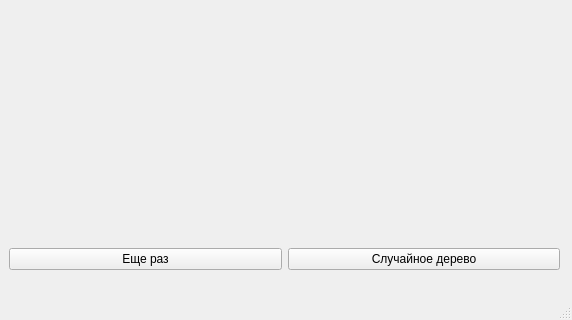
Above: mainwindow.ui from VladislavWaza/DrawedTrees before the change; both pictures show x 0 to 572 and y 350 to 670 of the 572 by 670 pixel window. Below: the same form after it.
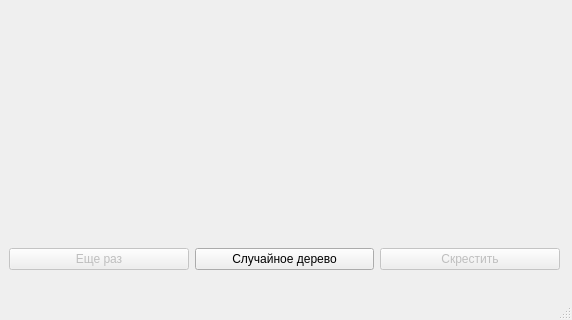
That is the form after the change.

Commit message: Made the crossing interface more comfortable

```diff
--- a/mainwindow.ui
+++ b/mainwindow.ui
@@ -39,6 +39,9 @@
     <layout class="QHBoxLayout" name="horizontalLayout">
      <item>
       <widget class="QPushButton" name="againButton">
+       <property name="enabled">
+        <bool>false</bool>
+       </property>
        <property name="text">
         <string>Еще раз</string>
        </property>
@@ -51,6 +54,16 @@
        </property>
       </widget>
      </item>
+     <item>
+      <widget class="QPushButton" name="crossButton">
+       <property name="enabled">
+        <bool>false</bool>
+       </property>
+       <property name="text">
+        <string>Скрестить</string>
+       </property>
+      </widget>
+     </item>
     </layout>
    </widget>
   </widget>
```
Left out of the diff: 32 changed lines with no effect on the pictures. The commit also changes 2 other files.
